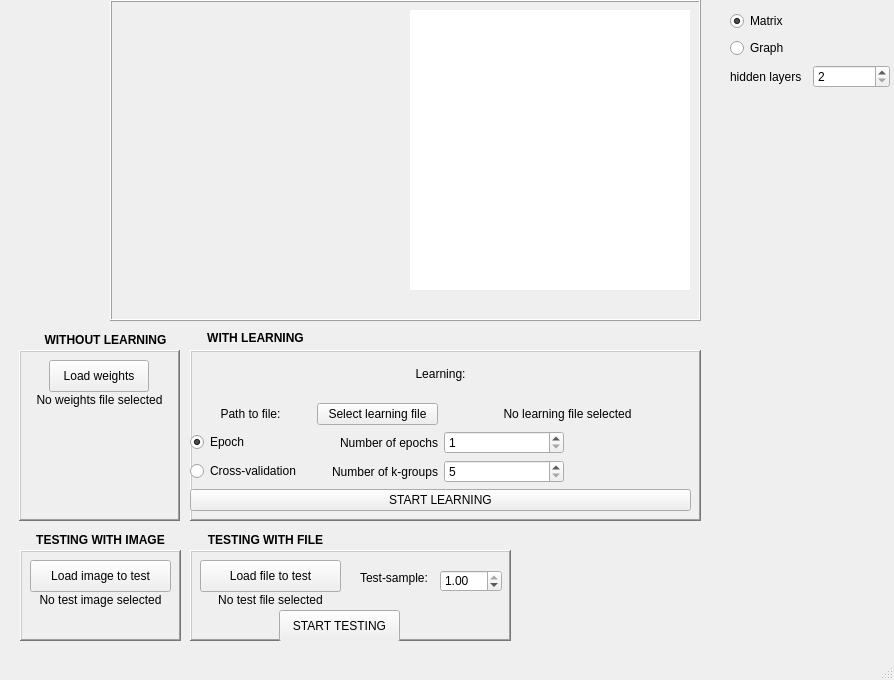
Old version of the form app/view/mainwindow.ui in the repository sergek1/Perceptron.
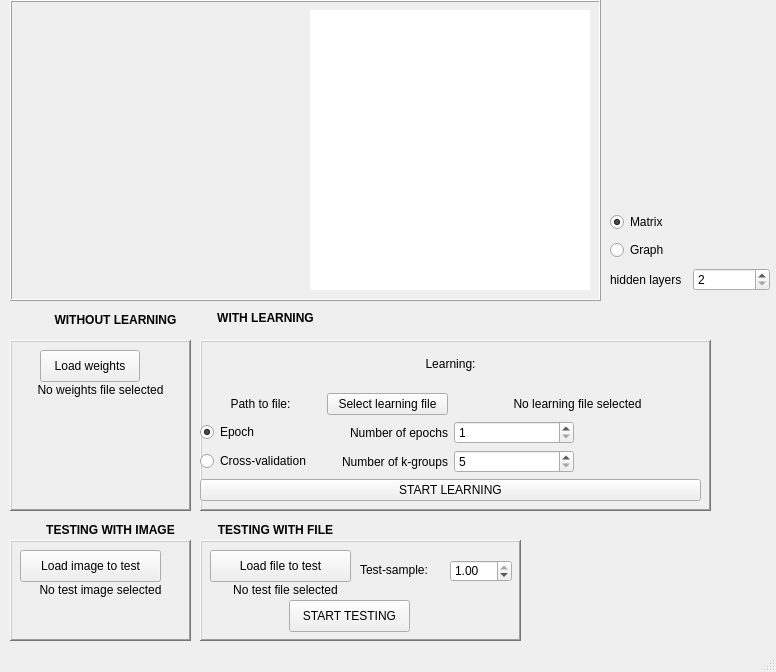
New version of the form. Custom widgets are drawn as their Qt base class.

```diff
--- a/app/view/mainwindow.ui
+++ b/app/view/mainwindow.ui
@@ -6,20 +6,20 @@
    <rect>
     <x>0</x>
     <y>0</y>
-    <width>894</width>
-    <height>680</height>
+    <width>776</width>
+    <height>672</height>
    </rect>
   </property>
   <property name="minimumSize">
    <size>
-    <width>0</width>
-    <height>680</height>
+    <width>610</width>
+    <height>330</height>
    </size>
   </property>
   <property name="maximumSize">
    <size>
-    <width>16777215</width>
-    <height>800</height>
+    <width>800</width>
+    <height>700</height>
    </size>
   </property>
   <property name="windowTitle">
@@ -29,10 +29,10 @@
    <widget class="QFrame" name="frame">
     <property name="geometry">
      <rect>
-      <x>110</x>
+      <x>10</x>
       <y>0</y>
       <width>591</width>
-      <height>321</height>
+      <height>301</height>
      </rect>
     </property>
     <property name="frameShape">
@@ -90,6 +90,14 @@
        <height>280</height>
       </size>
      </property>
+     <property name="font">
+      <font>
+       <family>Chalkboard</family>
+       <pointsize>250</pointsize>
+       <italic>false</italic>
+       <bold>false</bold>
+      </font>
+     </property>
      <property name="styleSheet">
       <string notr="true">background-color: rgb(255, 255, 255);
 font:  280pt &quot;Chalkboard&quot;;
@@ -106,8 +114,8 @@
    <widget class="QFrame" name="frame_2">
     <property name="geometry">
      <rect>
-      <x>190</x>
-      <y>350</y>
+      <x>200</x>
+      <y>340</y>
       <width>511</width>
       <height>171</height>
      </rect>
@@ -247,8 +255,8 @@
    <widget class="QLabel" name="label_4">
     <property name="geometry">
      <rect>
-      <x>30</x>
-      <y>330</y>
+      <x>40</x>
+      <y>310</y>
       <width>151</width>
       <height>20</height>
      </rect>
@@ -266,9 +274,9 @@
    <widget class="QFrame" name="frame_3">
     <property name="geometry">
      <rect>
-      <x>19</x>
-      <y>350</y>
-      <width>161</width>
+      <x>10</x>
+      <y>340</y>
+      <width>181</width>
       <height>171</height>
      </rect>
     </property>
@@ -296,7 +304,7 @@
       <rect>
        <x>10</x>
        <y>40</y>
-       <width>141</width>
+       <width>161</width>
        <height>20</height>
       </rect>
      </property>
@@ -311,8 +319,8 @@
    <widget class="QLabel" name="label_3">
     <property name="geometry">
      <rect>
-      <x>190</x>
-      <y>330</y>
+      <x>200</x>
+      <y>310</y>
       <width>131</width>
       <height>16</height>
      </rect>
@@ -330,10 +338,10 @@
    <widget class="QFrame" name="frame_4">
     <property name="geometry">
      <rect>
-      <x>20</x>
-      <y>550</y>
-      <width>161</width>
-      <height>91</height>
+      <x>10</x>
+      <y>540</y>
+      <width>181</width>
+      <height>101</height>
      </rect>
     </property>
     <property name="frameShape">
@@ -360,7 +368,7 @@
       <rect>
        <x>10</x>
        <y>40</y>
-       <width>141</width>
+       <width>161</width>
        <height>20</height>
       </rect>
      </property>
@@ -375,8 +383,8 @@
    <widget class="QLabel" name="label_8">
     <property name="geometry">
      <rect>
-      <x>20</x>
-      <y>530</y>
+      <x>30</x>
+      <y>520</y>
       <width>161</width>
       <height>20</height>
      </rect>
@@ -394,8 +402,8 @@
    <widget class="QLabel" name="label_9">
     <property name="geometry">
      <rect>
-      <x>190</x>
-      <y>530</y>
+      <x>200</x>
+      <y>520</y>
       <width>151</width>
       <height>20</height>
      </rect>
@@ -413,10 +421,10 @@
    <widget class="QFrame" name="frame_5">
     <property name="geometry">
      <rect>
-      <x>190</x>
-      <y>550</y>
+      <x>200</x>
+      <y>540</y>
       <width>321</width>
-      <height>91</height>
+      <height>101</height>
      </rect>
     </property>
     <property name="frameShape">
@@ -443,7 +451,7 @@
       <rect>
        <x>10</x>
        <y>40</y>
-       <width>141</width>
+       <width>151</width>
        <height>20</height>
       </rect>
      </property>
@@ -457,10 +465,10 @@
     <widget class="QLabel" name="label_12">
      <property name="geometry">
       <rect>
-       <x>170</x>
+       <x>160</x>
        <y>20</y>
-       <width>81</width>
-       <height>16</height>
+       <width>91</width>
+       <height>20</height>
       </rect>
      </property>
      <property name="text">
@@ -503,10 +511,10 @@
    <widget class="QWidget" name="gridLayoutWidget">
     <property name="geometry">
      <rect>
-      <x>730</x>
-      <y>10</y>
+      <x>610</x>
+      <y>210</y>
       <width>160</width>
-      <height>80</height>
+      <height>86</height>
      </rect>
     </property>
     <layout class="QGridLayout" name="gridLayout">
```
Left out of the diff: 6 changed lines with no effect on the pictures.
